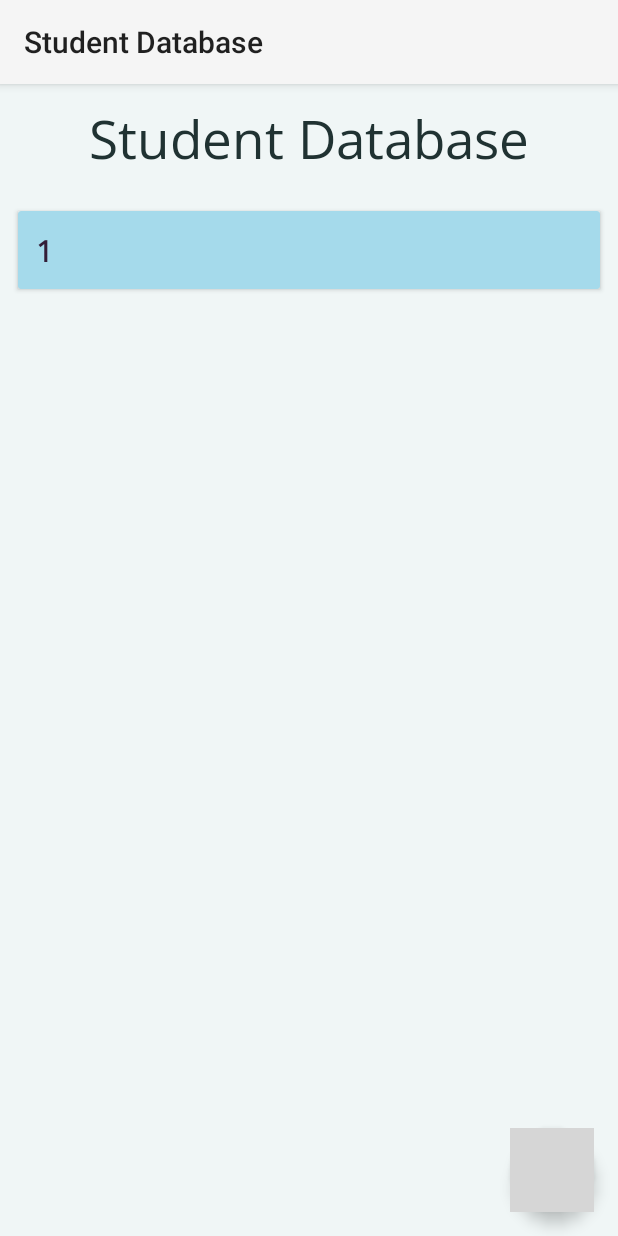
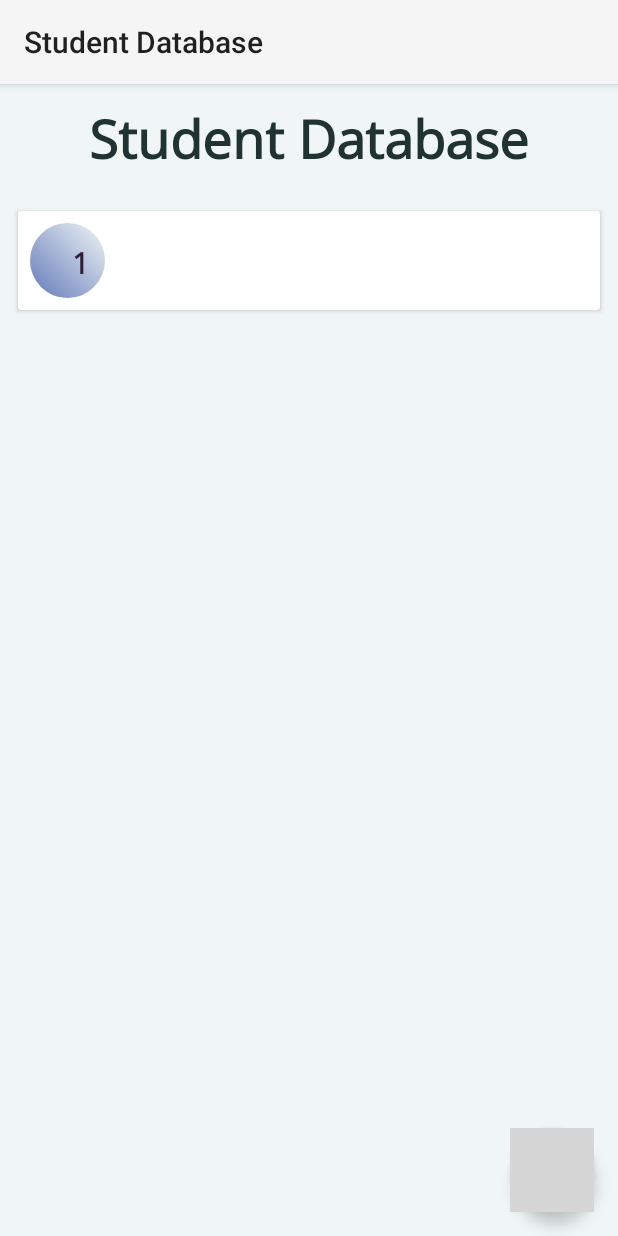
Before and after one commit to ngov94/student-db-app-kotlin-android, an Android app: the AddStudent screen opened directly, with no data from a screen before it, after a tap on "SAVE", on a phone screen of 412 x 824 dp. Run offline under Robolectric (Android 15) with nearby library versions, the light colour scheme and no system bars; our stand-ins replace Room's generated code; 1 statement that could not run was skipped; grey boxes are pictures that could not be loaded.

Commit message:
Added circle with initial to student list

```diff
--- a/app/src/main/java/com/example/myfirstroom/StudentAdapter.kt
+++ b/app/src/main/java/com/example/myfirstroom/StudentAdapter.kt
@@ -28,9 +28,11 @@ class StudentAdapter(private val studentList:List<Students>) : RecyclerView.Adap
     //add element to view holder
     override fun onBindViewHolder(holder: ViewHolder, position: Int) {
         val item = studentList[position]
+        var ptext = ""+ item.firstName.toString().uppercase().subSequence(0,1) + item.lastName.toString().uppercase().subSequence(0,1)
         holder.firstNameTextView.text = item.firstName
         holder.lastNameTextView.text = item.lastName
         holder.studentIDTextView.text = item.studentId.toString()
+        holder.profileTextTextView.text = ptext
     }
 
     //size of the list/ data source
@@ -43,6 +45,7 @@ class ViewHolder(view: View, listener: StudentAdapter.OnItemClickListener) : Rec
     var firstNameTextView: TextView = view.findViewById(R.id.firstName)
     var lastNameTextView: TextView = view.findViewById(R.id.lastName)
     var studentIDTextView: TextView = view.findViewById(R.id.stdID)
+    var profileTextTextView: TextView = view.findViewById(R.id.profile_text)
 
     init {
         view.setOnClickListener{
--- /dev/null
+++ b/app/src/main/res/drawable/profile_pic.xml
@@ -0,0 +1,6 @@
+<?xml version="1.0" encoding="utf-8"?>
+<shape xmlns:android="http://schemas.android.com/apk/res/android" android:shape="oval">
+
+        <gradient android:startColor="@color/accent_theme1" android:endColor="@color/light_theme1"
+                android:angle="45"/>
+</shape>
--- a/app/src/main/res/layout/activity_main.xml
+++ b/app/src/main/res/layout/activity_main.xml
@@ -12,6 +12,7 @@
         android:layout_width="match_parent"
         android:layout_height="wrap_content"
         android:text="Student Database"
+        android:textStyle="bold"
         android:gravity="center"
         android:fontFamily="@font/opensans"
         android:textSize="35sp"
@@ -23,8 +24,8 @@
         android:id="@+id/recyclerView"
         android:layout_width="match_parent"
         android:layout_height="0dp"
+        android:layout_margin="8dp"
         android:layout_weight="1"
-        android:layout_margin="8dp"
         tools:listitem="@layout/student_list_item_layout"
 
         />
--- a/app/src/main/res/layout/student_list_item_layout.xml
+++ b/app/src/main/res/layout/student_list_item_layout.xml
@@ -9,14 +9,37 @@
        android:id="@+id/student_card"
        android:layout_width="match_parent"
        android:layout_height="wrap_content"
-       android:backgroundTint="@color/pewterBlue"
+       android:backgroundTint="@color/white"
        android:layout_margin="4dp"
        app:cardCornerRadius="2dp"
        android:elevation="60dp">
+
+       <ImageView
+           android:layout_width="50dp"
+           android:layout_height="50dp"
+           android:src="@drawable/profile_pic"
+           android:layout_margin="8dp"
+           />
+
        <LinearLayout
            android:layout_width="match_parent"
            android:layout_height="wrap_content"
-           android:orientation="horizontal">
+           android:orientation="horizontal"
+           android:layout_gravity="center">
+
+         <TextView
+             android:id="@+id/profile_text"
+             android:layout_width="wrap_content"
+             android:layout_height="wrap_content"
+             android:text="TX"
+             android:textStyle="bold"
+             android:textSize="25sp"
+             android:layout_marginTop="8dp"
+             android:layout_marginBottom="8dp"
+             android:layout_marginStart="16dp"
+             android:layout_marginEnd="8dp"
+             />
+
 
            <TextView
                android:id="@+id/stdID"
```
Also changed, not shown: app/src/main/java/com/example/myfirstroom/SubjectsDao.kt (deleted, +0 -19 lines), app/src/main/java/com/example/myfirstroom/model.kt (+4 -4 lines). Lines whose indentation alone changed are shown as unchanged.
